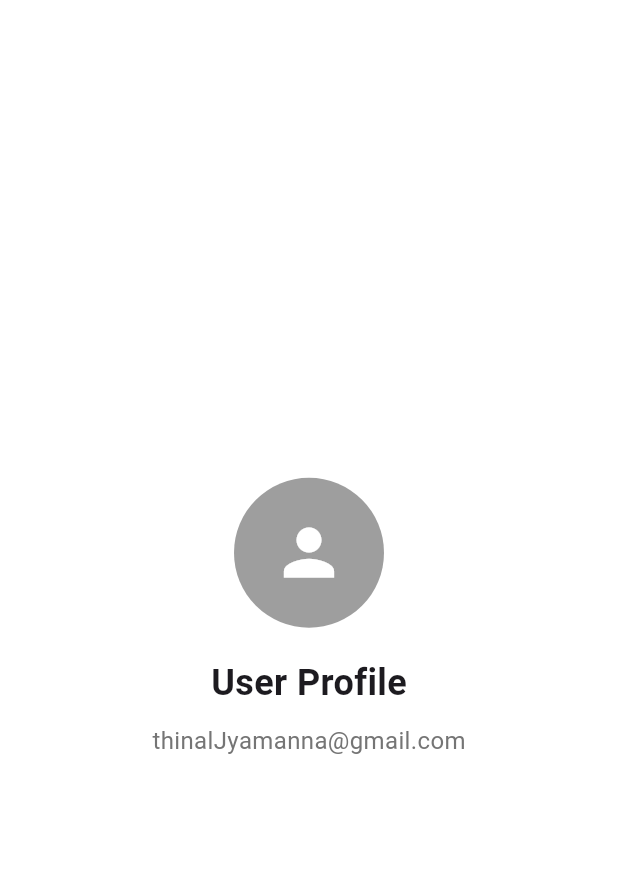
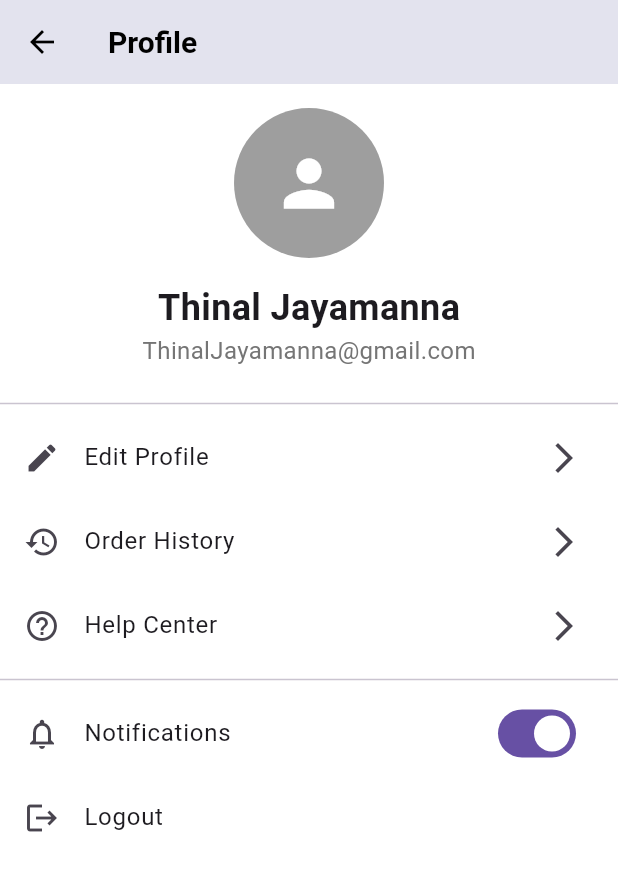
Before and after one commit to ThinalJaye/book_store, a Flutter app: the ProfilePage screen opened directly, on a phone screen of 412 x 824 dp. Shown: the top 871 px of the screen. Run offline on Flutter 3.47's test engine with Material 3 defaults, Android fonts, the phone set to English and light mode, and no system bars; our stand-ins replace get; network calls fail.

Commit message:
Add profile management features with profile editing, order history, and help center pages

```diff
--- a/lib/screens/profile_page.dart
+++ b/lib/screens/profile_page.dart
@@ -1,28 +1,100 @@
 import 'package:flutter/material.dart';
+import './profile_editor_page.dart';
+import './order_history_page.dart';
+import './help_center_page.dart';
 
 class ProfilePage extends StatelessWidget {
   const ProfilePage({Key? key}) : super(key: key);
 
   @override
   Widget build(BuildContext context) {
-    return Center(
+    return Scaffold(
+      appBar: AppBar(
+        title: const Text('Profile'),
+      ),
+      body: ListView(
+        children: [
+          // Profile Header
+          Container(
+            padding: const EdgeInsets.all(16),
             child: Column(
-        mainAxisAlignment: MainAxisAlignment.center,
               children: [
                 const CircleAvatar(
                   radius: 50,
                   backgroundColor: Colors.grey,
                   child: Icon(Icons.person, size: 50, color: Colors.white),
                 ),
-          const SizedBox(height: 20),
+                const SizedBox(height: 16),
                 const Text(
-            'User Profile',
-            style: TextStyle(fontSize: 24, fontWeight: FontWeight.bold),
+                  'Thinal Jayamanna',
+                  style: TextStyle(
+                    fontSize: 24,
+                    fontWeight: FontWeight.bold,
                   ),
-          const SizedBox(height: 10),
+                ),
                 Text(
-            'thinalJyamanna@gmail.com',
-            style: TextStyle(fontSize: 16, color: Colors.grey[600]),
+                  'ThinalJayamanna@gmail.com',
+                  style: TextStyle(
+                    fontSize: 16,
+                    color: Colors.grey[600],
+                  ),
+                ),
+              ],
+            ),
+          ),
+          const Divider(),
+
+          // Profile Options
+          ListTile(
+            leading: const Icon(Icons.edit),
+            title: const Text('Edit Profile'),
+            trailing: const Icon(Icons.arrow_forward_ios),
+            onTap: () => Navigator.push(
+              context,
+              MaterialPageRoute(builder: (context) => const ProfileEditorPage()),
+            ),
+          ),
+          ListTile(
+            leading: const Icon(Icons.history),
+            title: const Text('Order History'),
+            trailing: const Icon(Icons.arrow_forward_ios),
+            onTap: () => Navigator.push(
+              context,
+              MaterialPageRoute(builder: (context) => const OrderHistoryPage()),
+            ),
+          ),
+          ListTile(
+            leading: const Icon(Icons.help_outline),
+            title: const Text('Help Center'),
+            trailing: const Icon(Icons.arrow_forward_ios),
+            onTap: () => Navigator.push(
+              context,
+              MaterialPageRoute(builder: (context) => const HelpCenterPage()),
+            ),
+          ),
+          const Divider(),
+
+          // Additional Options
+          ListTile(
+            leading: const Icon(Icons.notifications_outlined),
+            title: const Text('Notifications'),
+            trailing: Switch(
+              value: true,
+              onChanged: (value) {},
+            ),
+          ),
+          ListTile(
+            leading: const Icon(Icons.logout),
+            title: const Text('Logout'),
+            onTap: () {
+              // Show logout message using standard SnackBar
+              ScaffoldMessenger.of(context).showSnackBar(
+                const SnackBar(
+                  content: Text('You have been logged out'),
+                  duration: Duration(seconds: 2),
+                ),
+              );
+            },
           ),
         ],
       ),
--- /dev/null
+++ b/lib/screens/screens.dart
@@ -0,0 +1,4 @@
+export 'profile_page.dart';
+export 'profile_editor_page.dart';
+export 'order_history_page.dart';
+export 'help_center_page.dart';
```
Also changed, not shown: lib/main.dart (+11 -10 lines), lib/screens/help_center_page.dart (added, +40 -0 lines), lib/screens/order_history_page.dart (added, +30 -0 lines), lib/screens/profile_editor_page.dart (added, +42 -0 lines). Lines whose indentation alone changed are shown as unchanged.
